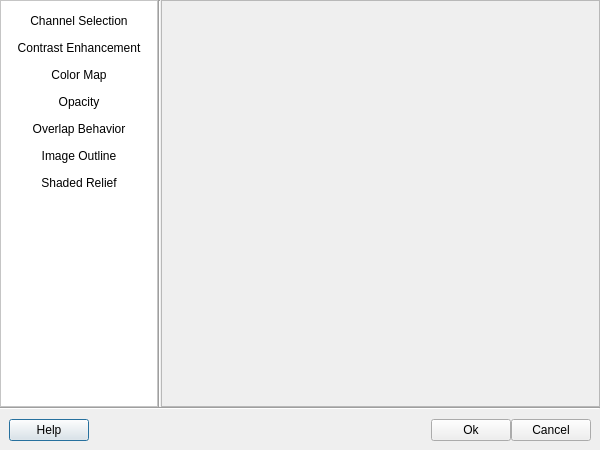
First picture: the form in src/terralib/qt/widgets/se/ui/RasterSymbolizerDialogForm.ui, repository claudiobogossian/terralib5, before the edit.
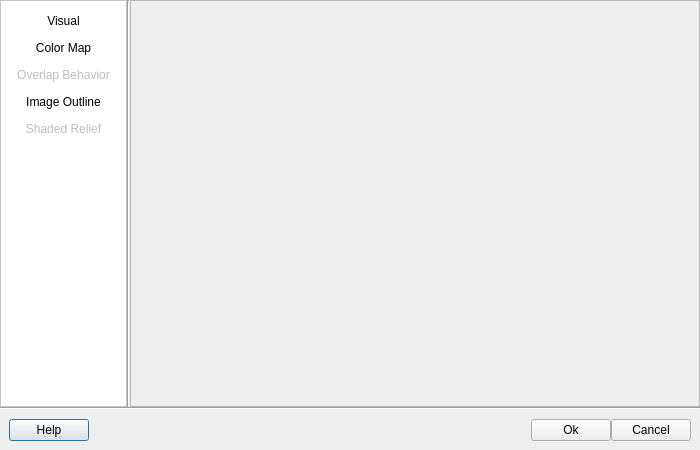
Second picture: the form after the edit.

Commit message: raster renderer enhancements.

The edit to the form file:
```diff
--- a/src/terralib/qt/widgets/se/ui/RasterSymbolizerDialogForm.ui
+++ b/src/terralib/qt/widgets/se/ui/RasterSymbolizerDialogForm.ui
@@ -6,7 +6,7 @@
    <rect>
     <x>0</x>
     <y>0</y>
-    <width>600</width>
+    <width>700</width>
     <height>450</height>
    </rect>
   </property>
@@ -18,13 +18,13 @@
   </property>
   <property name="minimumSize">
    <size>
-    <width>600</width>
+    <width>700</width>
     <height>450</height>
    </size>
   </property>
   <property name="maximumSize">
    <size>
-    <width>600</width>
+    <width>700</width>
     <height>450</height>
    </size>
   </property>
@@ -140,23 +140,10 @@
          </property>
          <layout class="QGridLayout" name="gridLayout_6">
           <item row="3" column="0">
-           <widget class="QToolButton" name="m_opacityToolButton">
-            <property name="sizePolicy">
-             <sizepolicy hsizetype="Minimum" vsizetype="Fixed">
-              <horstretch>0</horstretch>
-              <verstretch>0</verstretch>
-             </sizepolicy>
-            </property>
-            <property name="text">
-             <string>Opacity</string>
-            </property>
-            <property name="autoRaise">
-             <bool>true</bool>
-            </property>
-           </widget>
-          </item>
-          <item row="5" column="0">
            <widget class="QToolButton" name="m_overlapBehaviorToolButton">
+            <property name="enabled">
+             <bool>false</bool>
+            </property>
             <property name="sizePolicy">
              <sizepolicy hsizetype="Minimum" vsizetype="Fixed">
               <horstretch>0</horstretch>
@@ -172,22 +159,6 @@
            </widget>
           </item>
           <item row="8" column="0">
-           <widget class="QToolButton" name="m_shadedReliefToolButton">
-            <property name="sizePolicy">
-             <sizepolicy hsizetype="Minimum" vsizetype="Fixed">
-              <horstretch>0</horstretch>
-              <verstretch>0</verstretch>
-             </sizepolicy>
-            </property>
-            <property name="text">
-             <string>Shaded Relief</string>
-            </property>
-            <property name="autoRaise">
-             <bool>true</bool>
-            </property>
-           </widget>
-          </item>
-          <item row="10" column="0">
            <spacer name="verticalSpacer">
             <property name="orientation">
              <enum>Qt::Vertical</enum>
@@ -203,6 +174,25 @@
             </property>
            </spacer>
           </item>
+          <item row="6" column="0">
+           <widget class="QToolButton" name="m_shadedReliefToolButton">
+            <property name="enabled">
+             <bool>false</bool>
+            </property>
+            <property name="sizePolicy">
+             <sizepolicy hsizetype="Minimum" vsizetype="Fixed">
+              <horstretch>0</horstretch>
+              <verstretch>0</verstretch>
+             </sizepolicy>
+            </property>
+            <property name="text">
+             <string>Shaded Relief</string>
+            </property>
+            <property name="autoRaise">
+             <bool>true</bool>
+            </property>
+           </widget>
+          </item>
           <item row="0" column="0">
            <widget class="QToolButton" name="m_channelSelectionToolButton">
             <property name="sizePolicy">
@@ -212,7 +202,26 @@
              </sizepolicy>
             </property>
             <property name="text">
-             <string>Channel Selection</string>
+             <string>Visual</string>
+            </property>
+            <property name="autoRaise">
+             <bool>true</bool>
+            </property>
+           </widget>
+          </item>
+          <item row="4" column="0">
+           <widget class="QToolButton" name="m_imageOutlinetoolButton">
+            <property name="enabled">
+             <bool>true</bool>
+            </property>
+            <property name="sizePolicy">
+             <sizepolicy hsizetype="Minimum" vsizetype="Fixed">
+              <horstretch>0</horstretch>
+              <verstretch>0</verstretch>
+             </sizepolicy>
+            </property>
+            <property name="text">
+             <string>Image Outline</string>
             </property>
             <property name="autoRaise">
              <bool>true</bool>
@@ -220,22 +229,6 @@
            </widget>
           </item>
           <item row="1" column="0">
-           <widget class="QToolButton" name="m_contrastToolButton">
-            <property name="sizePolicy">
-             <sizepolicy hsizetype="Minimum" vsizetype="Fixed">
-              <horstretch>0</horstretch>
-              <verstretch>0</verstretch>
-             </sizepolicy>
-            </property>
-            <property name="text">
-             <string>Contrast Enhancement</string>
-            </property>
-            <property name="autoRaise">
-             <bool>true</bool>
-            </property>
-           </widget>
-          </item>
-          <item row="2" column="0">
            <widget class="QToolButton" name="m_colorMapToolButton">
             <property name="sizePolicy">
              <sizepolicy hsizetype="Minimum" vsizetype="Fixed">
@@ -251,22 +244,6 @@
             </property>
            </widget>
           </item>
-          <item row="6" column="0">
-           <widget class="QToolButton" name="m_imageOutlinetoolButton">
-            <property name="sizePolicy">
-             <sizepolicy hsizetype="Minimum" vsizetype="Fixed">
-              <horstretch>0</horstretch>
-              <verstretch>0</verstretch>
-             </sizepolicy>
-            </property>
-            <property name="text">
-             <string>Image Outline</string>
-            </property>
-            <property name="autoRaise">
-             <bool>true</bool>
-            </property>
-           </widget>
-          </item>
          </layout>
         </widget>
        </item>
```
Left out of the diff: 2 changed lines with no effect on the pictures. The commit also changes 35 other files.
